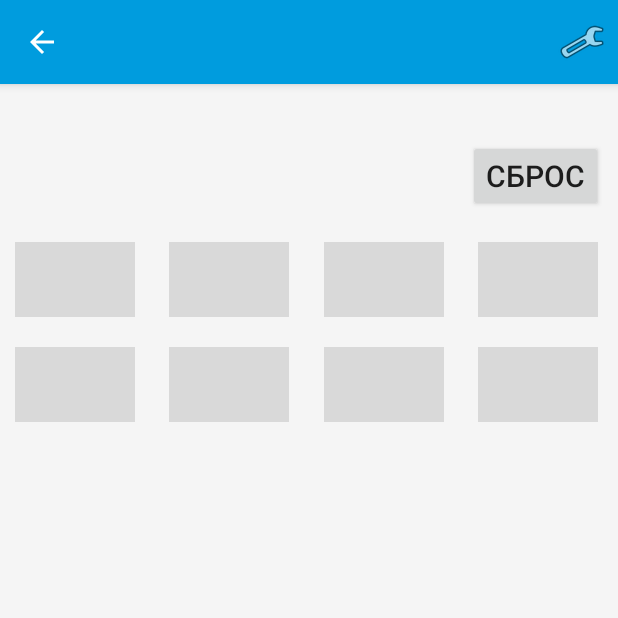
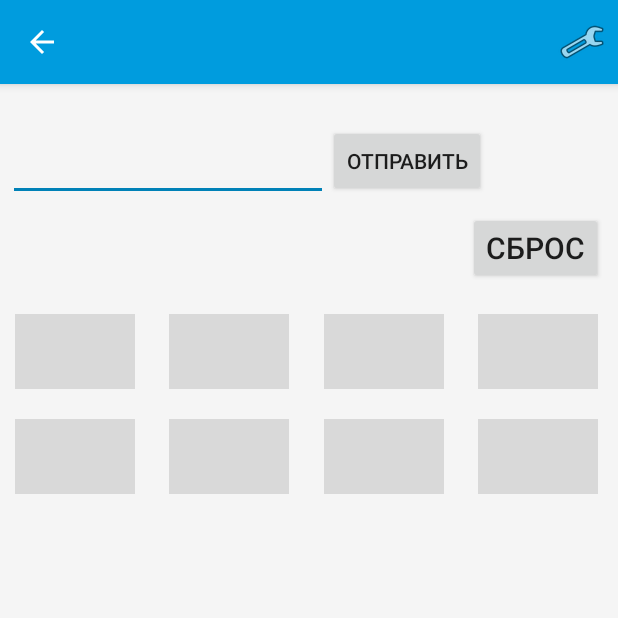
Before and after one commit to devabacus/nrf_blinky_sd, an Android app: the BlinkyActivity screen opened directly, with no data from a screen before it, on a phone screen of 412 x 824 dp, the top half of it. Run offline under Robolectric (Android 15) with nearby library versions, the phone set to English and light mode, and no system bars; our stand-ins replace Room's generated code; 6 statements that could not run were skipped.

Commit message:
компенсация работает

```diff
--- a/app/src/main/res/layout/activity_blinky.xml
+++ b/app/src/main/res/layout/activity_blinky.xml
@@ -80,7 +80,7 @@
 				app:layout_constraintTop_toBottomOf="@id/tv_rx_msg"
 				android:layout_marginStart="5dp"
 				android:layout_marginTop="5dp"
-				android:visibility="gone"
+				android:visibility="visible"
 				android:ems="10"
 				android:inputType="textPersonName"
 				 />
@@ -89,7 +89,7 @@
 				android:id="@+id/btn_send"
 				android:layout_width="wrap_content"
 				android:layout_height="wrap_content"
-				android:visibility="gone"
+				android:visibility="visible"
 				app:layout_constraintStart_toEndOf="@id/send_text"
 				app:layout_constraintTop_toBottomOf="@id/tv_rx_msg"
 				android:text="Отправить"/>
```
Also changed, not shown: app/src/main/java/no/nordicsemi/android/blinky/Butset.java (+6 -6 lines), app/src/main/java/no/nordicsemi/android/blinky/CompPercent.java (+7 -2 lines).
